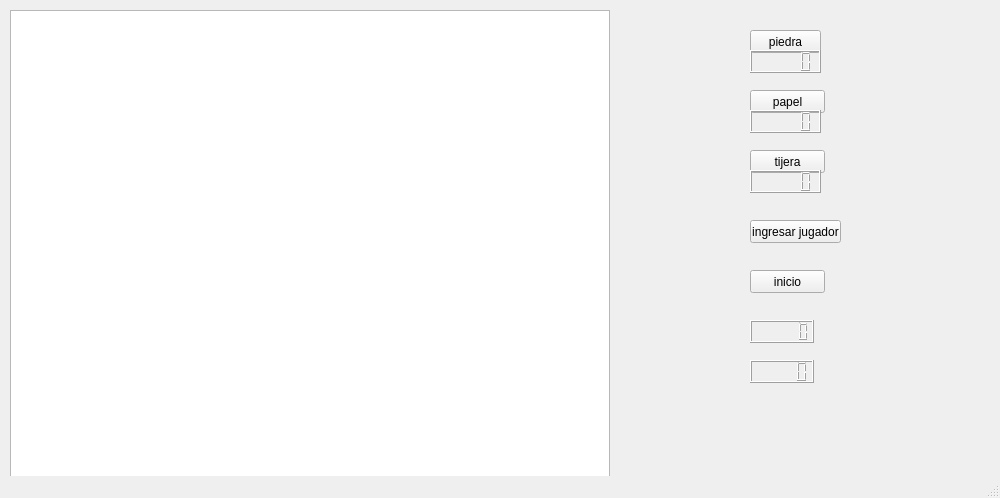
rodrigoperezM/laborotorio5udea, file mainwindow.ui: the form before one commit.
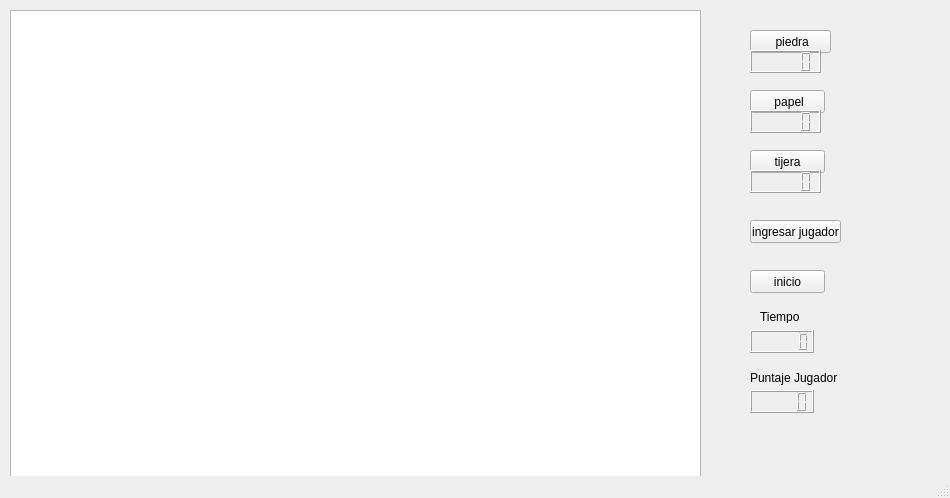
The form after the commit.

Patch:
```diff
--- a/mainwindow.ui
+++ b/mainwindow.ui
@@ -6,7 +6,7 @@
    <rect>
     <x>0</x>
     <y>0</y>
-    <width>1000</width>
+    <width>950</width>
     <height>498</height>
    </rect>
   </property>
@@ -19,7 +19,7 @@
      <rect>
       <x>10</x>
       <y>10</y>
-      <width>600</width>
+      <width>691</width>
       <height>481</height>
      </rect>
     </property>
@@ -29,12 +29,12 @@
      <rect>
       <x>750</x>
       <y>30</y>
-      <width>71</width>
+      <width>81</width>
       <height>23</height>
      </rect>
     </property>
     <property name="text">
-     <string>piedra</string>
+     <string> piedra</string>
     </property>
     <property name="iconSize">
      <size>
@@ -53,7 +53,7 @@
      </rect>
     </property>
     <property name="text">
-     <string>papel</string>
+     <string> papel</string>
     </property>
     <property name="iconSize">
      <size>
@@ -111,7 +111,7 @@
     <property name="geometry">
      <rect>
       <x>750</x>
-      <y>320</y>
+      <y>330</y>
       <width>64</width>
       <height>23</height>
      </rect>
@@ -136,7 +136,7 @@
     <property name="geometry">
      <rect>
       <x>750</x>
-      <y>360</y>
+      <y>390</y>
       <width>64</width>
       <height>23</height>
      </rect>
@@ -172,6 +172,32 @@
      </rect>
     </property>
    </widget>
+   <widget class="QLabel" name="label">
+    <property name="geometry">
+     <rect>
+      <x>750</x>
+      <y>370</y>
+      <width>91</width>
+      <height>16</height>
+     </rect>
+    </property>
+    <property name="text">
+     <string>Puntaje Jugador</string>
+    </property>
+   </widget>
+   <widget class="QLabel" name="label_2">
+    <property name="geometry">
+     <rect>
+      <x>760</x>
+      <y>310</y>
+      <width>47</width>
+      <height>13</height>
+     </rect>
+    </property>
+    <property name="text">
+     <string>Tiempo</string>
+    </property>
+   </widget>
   </widget>
   <widget class="QMenuBar" name="menubar">
    <property name="geometry">
```
Left out of the diff: 2 changed lines with no effect on the pictures.
